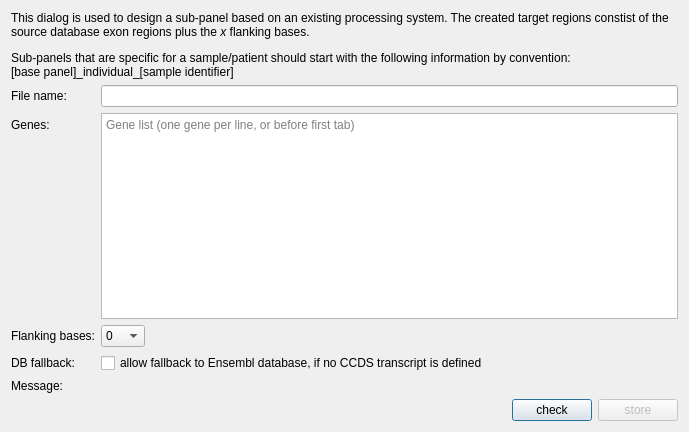
Above: src/GSvar/SubpanelDesignDialog.ui from imgag/ngs-bits before the change. Below: the same form after it.
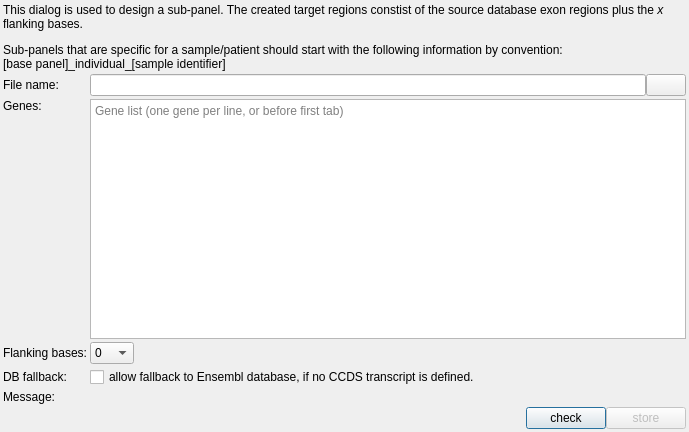
That is the form after the change. Icons and pictures are not drawn.

Commit message: GSvar: sub-panels can now be designed using existing sub-panels as template.

Diff of the .ui file:
```diff
--- a/src/GSvar/SubpanelDesignDialog.ui
+++ b/src/GSvar/SubpanelDesignDialog.ui
@@ -13,7 +13,29 @@
   <property name="windowTitle">
    <string>Sub-panel design</string>
   </property>
-  <layout class="QFormLayout" name="formLayout">
+  <layout class="QGridLayout" name="gridLayout">
+   <property name="leftMargin">
+    <number>3</number>
+   </property>
+   <property name="topMargin">
+    <number>3</number>
+   </property>
+   <property name="rightMargin">
+    <number>3</number>
+   </property>
+   <property name="bottomMargin">
+    <number>3</number>
+   </property>
+   <property name="spacing">
+    <number>3</number>
+   </property>
+   <item row="1" column="0">
+    <widget class="QLabel" name="label_3">
+     <property name="text">
+      <string>File name:</string>
+     </property>
+    </widget>
+   </item>
    <item row="0" column="0" colspan="2">
     <widget class="QLabel" name="label_5">
      <property name="sizePolicy">
@@ -23,7 +45,7 @@
       </sizepolicy>
      </property>
      <property name="text">
-      <string>&lt;html&gt;&lt;head/&gt;&lt;body&gt;&lt;p&gt;This dialog is used to design a sub-panel based on an existing processing system. The created target regions constist of the source database exon regions plus the &lt;span style=&quot; font-style:italic;&quot;&gt;x&lt;/span&gt; flanking bases.&lt;/p&gt;&lt;p&gt;Sub-panels that are specific for a sample/patient should start with the following information by convention:&lt;br/&gt;[base panel]_individual_[sample identifier]&lt;/p&gt;&lt;/body&gt;&lt;/html&gt;</string>
+      <string>&lt;html&gt;&lt;head/&gt;&lt;body&gt;&lt;p&gt;This dialog is used to design a sub-panel. The created target regions constist of the source database exon regions plus the &lt;span style=&quot; font-style:italic;&quot;&gt;x&lt;/span&gt; flanking bases.&lt;/p&gt;&lt;p&gt;Sub-panels that are specific for a sample/patient should start with the following information by convention:&lt;br/&gt;[base panel]_individual_[sample identifier]&lt;/p&gt;&lt;/body&gt;&lt;/html&gt;</string>
      </property>
      <property name="scaledContents">
       <bool>false</bool>
@@ -33,16 +55,13 @@
      </property>
     </widget>
    </item>
-   <item row="1" column="0">
-    <widget class="QLabel" name="label_3">
+   <item row="5" column="0">
+    <widget class="QLabel" name="label_7">
      <property name="text">
-      <string>File name:</string>
+      <string>DB fallback:</string>
      </property>
     </widget>
    </item>
-   <item row="1" column="1">
-    <widget class="QLineEdit" name="name"/>
-   </item>
    <item row="3" column="0">
     <widget class="QLabel" name="label">
      <property name="toolTip">
@@ -51,6 +70,33 @@
      <property name="text">
       <string>Genes:</string>
      </property>
+     <property name="alignment">
+      <set>Qt::AlignLeading|Qt::AlignLeft|Qt::AlignTop</set>
+     </property>
+    </widget>
+   </item>
+   <item row="6" column="1">
+    <widget class="QLabel" name="messages">
+     <property name="text">
+      <string/>
+     </property>
+     <property name="wordWrap">
+      <bool>true</bool>
+     </property>
+    </widget>
+   </item>
+   <item row="4" column="0">
+    <widget class="QLabel" name="label_6">
+     <property name="text">
+      <string>Flanking bases:</string>
+     </property>
+    </widget>
+   </item>
+   <item row="6" column="0">
+    <widget class="QLabel" name="label_4">
+     <property name="text">
+      <string>Message:</string>
+     </property>
     </widget>
    </item>
    <item row="3" column="1">
@@ -66,15 +112,48 @@
      </property>
     </widget>
    </item>
-   <item row="4" column="0">
-    <widget class="QLabel" name="label_6">
-     <property name="text">
-      <string>Flanking bases:</string>
+   <item row="7" column="0" colspan="2">
+    <layout class="QHBoxLayout" name="horizontalLayout">
+     <property name="spacing">
+      <number>0</number>
      </property>
-    </widget>
+     <item>
+      <spacer name="horizontalSpacer">
+       <property name="orientation">
+        <enum>Qt::Horizontal</enum>
+       </property>
+       <property name="sizeHint" stdset="0">
+        <size>
+         <width>40</width>
+         <height>20</height>
+        </size>
+       </property>
+      </spacer>
+     </item>
+     <item>
+      <widget class="QPushButton" name="check">
+       <property name="text">
+        <string>check</string>
+       </property>
+      </widget>
+     </item>
+     <item>
+      <widget class="QPushButton" name="store">
+       <property name="enabled">
+        <bool>false</bool>
+       </property>
+       <property name="text">
+        <string>store</string>
+       </property>
+      </widget>
+     </item>
+    </layout>
    </item>
    <item row="4" column="1">
     <layout class="QHBoxLayout" name="horizontalLayout_2">
+     <property name="spacing">
+      <number>0</number>
+     </property>
      <item>
       <widget class="QComboBox" name="flanking">
        <property name="currentText">
@@ -122,19 +201,15 @@
      </item>
     </layout>
    </item>
-   <item row="5" column="0">
-    <widget class="QLabel" name="label_7">
-     <property name="text">
-      <string>DB fallback:</string>
-     </property>
-    </widget>
-   </item>
    <item row="5" column="1">
     <layout class="QHBoxLayout" name="horizontalLayout_3">
+     <property name="spacing">
+      <number>0</number>
+     </property>
      <item>
       <widget class="QCheckBox" name="fallback">
        <property name="text">
-        <string>allow fallback to Ensembl database, if no CCDS transcript is defined</string>
+        <string>allow fallback to Ensembl database, if no CCDS transcript is defined.</string>
        </property>
       </widget>
      </item>
@@ -153,53 +228,29 @@
      </item>
     </layout>
    </item>
-   <item row="6" column="0">
-    <widget class="QLabel" name="label_4">
-     <property name="text">
-      <string>Message:</string>
+   <item row="1" column="1">
+    <layout class="QHBoxLayout" name="horizontalLayout_4">
+     <property name="spacing">
+      <number>0</number>
      </property>
-    </widget>
-   </item>
-   <item row="6" column="1">
-    <widget class="QLabel" name="messages">
-     <property name="text">
-      <string/>
-     </property>
-     <property name="wordWrap">
-      <bool>true</bool>
-     </property>
-    </widget>
-   </item>
-   <item row="8" column="0" colspan="2">
-    <layout class="QHBoxLayout" name="horizontalLayout">
      <item>
-      <spacer name="horizontalSpacer">
-       <property name="orientation">
-        <enum>Qt::Horizontal</enum>
-       </property>
-       <property name="sizeHint" stdset="0">
-        <size>
-         <width>40</width>
-         <height>20</height>
-        </size>
-       </property>
-      </spacer>
+      <widget class="QLineEdit" name="name"/>
      </item>
      <item>
-      <widget class="QPushButton" name="check">
+      <widget class="QPushButton" name="import_btn">
+       <property name="toolTip">
+        <string>&lt;html&gt;&lt;head/&gt;&lt;body&gt;&lt;p&gt;Import name and gene list from existing sub-panel.&lt;/p&gt;&lt;/body&gt;&lt;/html&gt;</string>
+       </property>
        <property name="text">
-        <string>check</string>
+        <string/>
        </property>
-      </widget>
-     </item>
-     <item>
-      <widget class="QPushButton" name="store">
-       <property name="enabled">
+       <property name="icon">
+        <iconset resource="GSvar.qrc">
+         <normaloff>:/Icons/Import.png</normaloff>:/Icons/Import.png</iconset>
+       </property>
+       <property name="flat">
         <bool>false</bool>
        </property>
-       <property name="text">
-        <string>store</string>
-       </property>
       </widget>
      </item>
     </layout>
```
Left out of the diff: 7 changed lines with no effect on the pictures. The commit also changes 5 other files.
